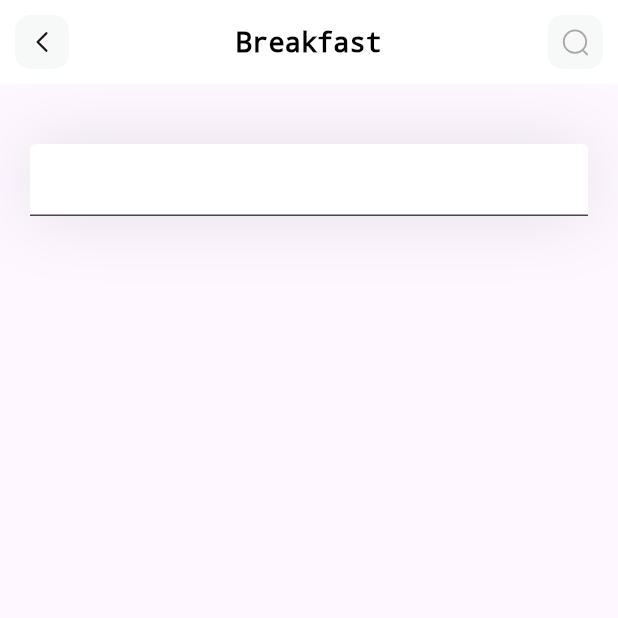
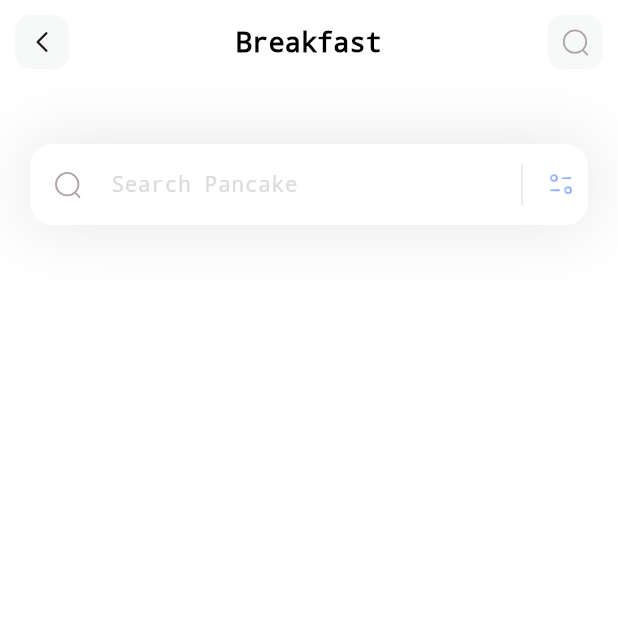
Before and after one commit to ralphmarondev/flutter-app, a Flutter app: the screen it shows after launch, on a phone screen of 412 x 824 dp, the top half of it. Run offline on Flutter 3.47's test engine with Material 3 defaults, Android fonts, the phone set to English and light mode, and no system bars; our stand-ins replace flutter_svg.

Commit message:
style text-field

```diff
--- a/lib/pages/home.dart
+++ b/lib/pages/home.dart
@@ -8,8 +8,71 @@ class HomePage extends StatelessWidget {
   @override
   Widget build(BuildContext context) {
     return Scaffold(
-      appBar: AppBar(
-        title: Text(
+      appBar: appBar(),
+      backgroundColor: Colors.white,
+      body: Column(
+        children: [
+          _searchField(),
+        ],
+      ),
+    );
+  }
+
+  Container _searchField() {
+    return Container(
+      margin: const EdgeInsets.only(top: 40, left: 20, right: 20),
+      decoration: BoxDecoration(boxShadow: [
+        BoxShadow(
+            color: const Color(0xff101617).withOpacity(0.11),
+            blurRadius: 40,
+            spreadRadius: 0.0)
+      ]),
+      child: TextField(
+        decoration: InputDecoration(
+            filled: true,
+            fillColor: Colors.white,
+            contentPadding: const EdgeInsets.all(15),
+            hintText: 'Search Pancake',
+            hintStyle: TextStyle(
+              color: Color(0xffDDDADA),
+              fontSize: 14,
+            ),
+            border: OutlineInputBorder(
+                borderRadius: BorderRadius.circular(15),
+                borderSide: BorderSide.none),
+            prefixIcon: Padding(
+              padding: const EdgeInsets.all(15),
+              child: SvgPicture.asset('assets/icons/Search.svg'),
+            ),
+            // notes: wrap inside [InstrinsicHeight] to show Divider
+            suffixIcon: Container(
+              width:
+                  100, // notes: if we don't put this, suffix icon occupies the whole space
+              child: IntrinsicHeight(
+                child: Row(
+                  mainAxisAlignment: MainAxisAlignment.end,
+                  children: [
+                    VerticalDivider(
+                      color: Colors.black,
+                      indent: 10, // notes: create space top
+                      endIndent: 10, // notes: create space bottom
+                      thickness: 0.1,
+                    ),
+                    Padding(
+                      padding: const EdgeInsets.all(8.0),
+                      child: SvgPicture.asset('assets/icons/Filter.svg'),
+                    )
+                  ],
+                ),
+              ),
+            )),
+      ),
+    );
+  }
+
+  AppBar appBar() {
+    return AppBar(
+      title: const Text(
         'Breakfast',
         style: TextStyle(
             color: Colors.black, fontSize: 18, fontWeight: FontWeight.bold),
@@ -18,7 +81,7 @@ class HomePage extends StatelessWidget {
       backgroundColor: Colors.white,
       elevation: 0,
       leading: Container(
-          margin: EdgeInsets.all(10),
+        margin: const EdgeInsets.all(10),
         alignment: Alignment.center,
         child: SvgPicture.asset(
           'assets/icons/arrow_left2.svg',
@@ -36,26 +99,6 @@ class HomePage extends StatelessWidget {
           child: newMethod(),
         ),
       ],
-      ),
-      body: Column(
-        children: [
-          Container(
-            margin: EdgeInsets.only(top: 40, left: 20, right: 20),
-            decoration: BoxDecoration(boxShadow: [
-              BoxShadow(
-                  color: Color(0xff101617).withOpacity(0.11),
-                  blurRadius: 40,
-                  spreadRadius: 0.0)
-            ]),
-            child: TextField(
-              decoration: InputDecoration(
-                filled: true,
-                fillColor: Colors.white,
-              ),
-            ),
-          )
-        ],
-      ),
     );
   }
 
```
Also changed, not shown: screen_shots/2024-05-03-home-with-search-field.jpg (added). Lines whose indentation alone changed are shown as unchanged.
